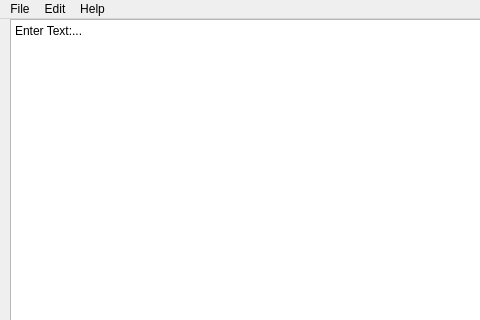
Old version of the form Text_Editor/mainwindow.ui in the repository PoQue00/PoQueEdit; both pictures show x 0 to 480 and y 0 to 320 of the 598 by 683 pixel window.
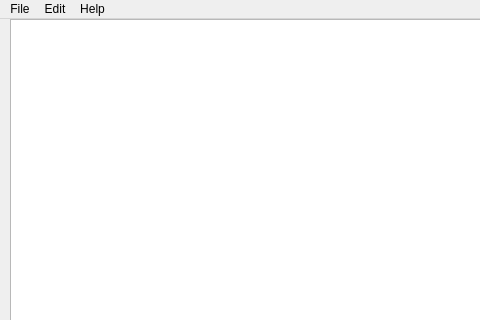
New version of the form.

Patch:
```diff
--- a/Text_Editor/mainwindow.ui
+++ b/Text_Editor/mainwindow.ui
@@ -57,7 +57,7 @@
 li.unchecked::marker { content: &quot;\2610&quot;; }
 li.checked::marker { content: &quot;\2612&quot;; }
 &lt;/style&gt;&lt;/head&gt;&lt;body style=&quot; font-family:'Segoe UI'; font-size:9pt; font-weight:400; font-style:normal;&quot;&gt;
-&lt;p style=&quot; margin-top:0px; margin-bottom:0px; margin-left:0px; margin-right:0px; -qt-block-indent:0; text-indent:0px;&quot;&gt;Enter Text:...&lt;/p&gt;&lt;/body&gt;&lt;/html&gt;</string>
+&lt;p style=&quot;-qt-paragraph-type:empty; margin-top:0px; margin-bottom:0px; margin-left:0px; margin-right:0px; -qt-block-indent:0; text-indent:0px;&quot;&gt;&lt;br /&gt;&lt;/p&gt;&lt;/body&gt;&lt;/html&gt;</string>
     </property>
    </widget>
   </widget>
```
Left out of the diff: 6 changed lines with no effect on the pictures.
